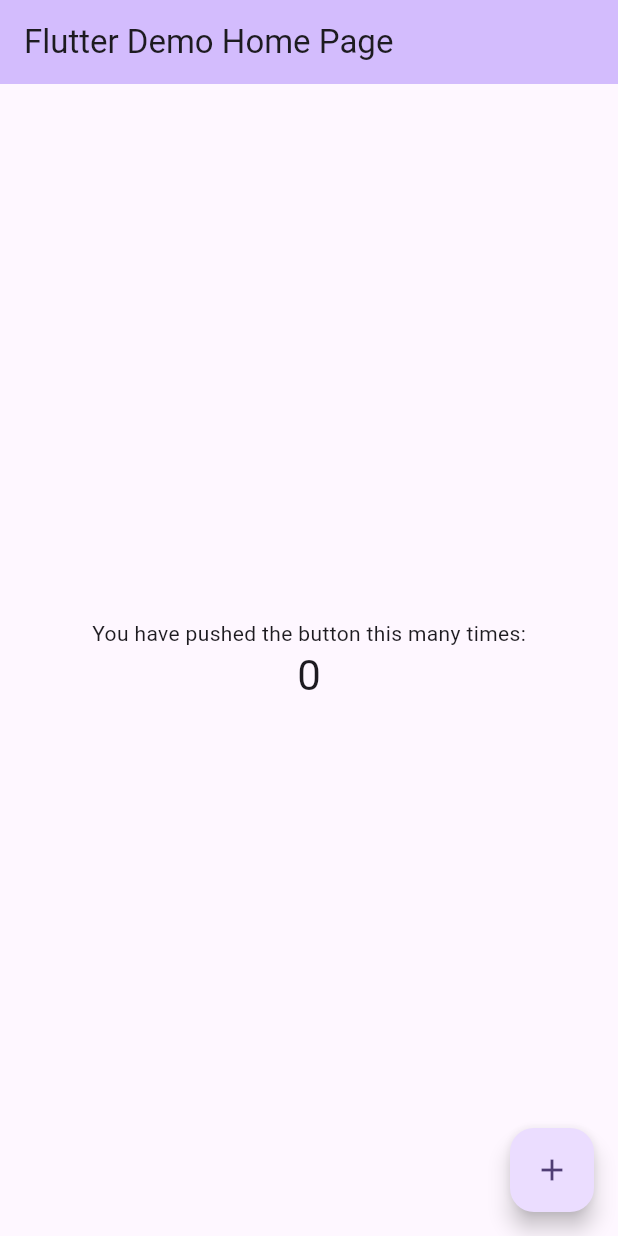
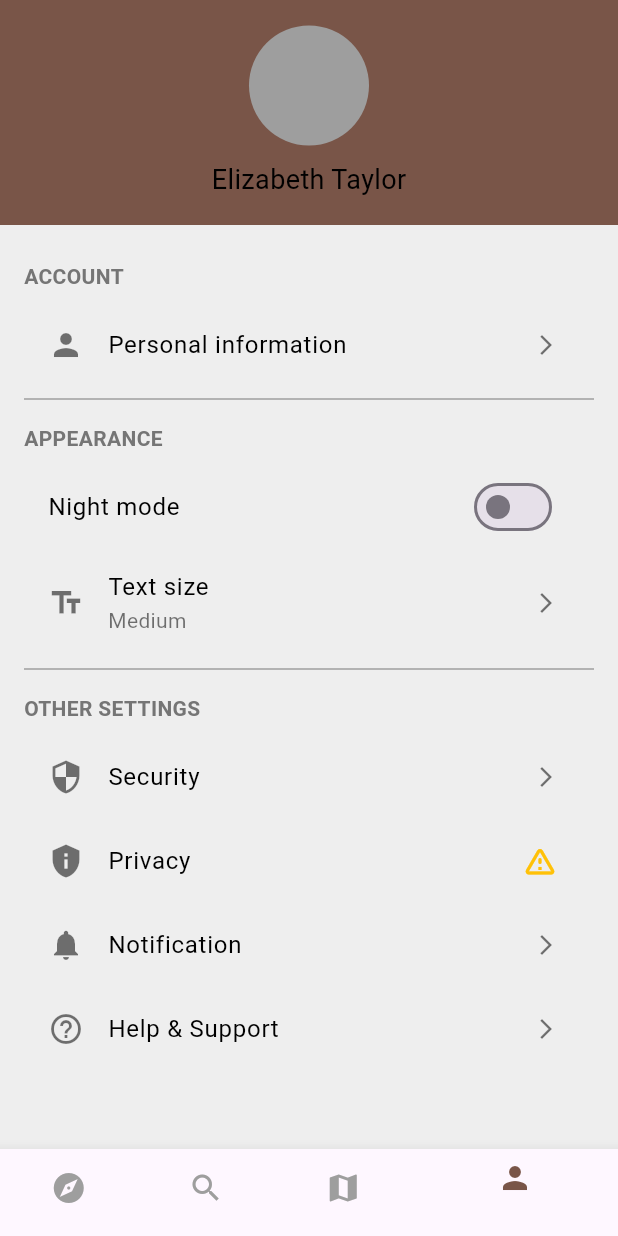
Before and after one commit to Azania-Eraste/Griot, a Flutter app: the screen it shows after launch, on a phone screen of 412 x 824 dp. Run offline on Flutter 3.47's test engine with Material 3 defaults, Android fonts, the phone set to English and light mode, and no system bars.

Commit message:
Créations de la page profil

```diff
--- a/lib/main.dart
+++ b/lib/main.dart
@@ -1,125 +1,17 @@
 import 'package:flutter/material.dart';
+import 'profil_Page.dart';
 
 void main() {
-  runApp(const MyApp());
+  runApp(MyApp());
 }
 
 class MyApp extends StatelessWidget {
-  const MyApp({super.key});
-
-  // This widget is the root of your application.
   @override
   Widget build(BuildContext context) {
     return MaterialApp(
-      title: 'Flutter Demo',
-      theme: ThemeData(
-        // This is the theme of your application.
-        //
-        // TRY THIS: Try running your application with "flutter run". You'll see
-        // the application has a purple toolbar. Then, without quitting the app,
-        // try changing the seedColor in the colorScheme below to Colors.green
-        // and then invoke "hot reload" (save your changes or press the "hot
-        // reload" button in a Flutter-supported IDE, or press "r" if you used
-        // the command line to start the app).
-        //
-        // Notice that the counter didn't reset back to zero; the application
-        // state is not lost during the reload. To reset the state, use hot
-        // restart instead.
-        //
-        // This works for code too, not just values: Most code changes can be
-        // tested with just a hot reload.
-        colorScheme: ColorScheme.fromSeed(seedColor: Colors.deepPurple),
-        useMaterial3: true,
-      ),
-      home: const MyHomePage(title: 'Flutter Demo Home Page'),
+      debugShowCheckedModeBanner: false,
+      theme: ThemeData.light(),
+      home: ProfilePage(),
     );
   }
 }
-
-class MyHomePage extends StatefulWidget {
-  const MyHomePage({super.key, required this.title});
-
-  // This widget is the home page of your application. It is stateful, meaning
-  // that it has a State object (defined below) that contains fields that affect
-  // how it looks.
-
-  // This class is the configuration for the state. It holds the values (in this
-  // case the title) provided by the parent (in this case the App widget) and
-  // used by the build method of the State. Fields in a Widget subclass are
-  // always marked "final".
-
-  final String title;
-
-  @override
-  State<MyHomePage> createState() => _MyHomePageState();
-}
-
-class _MyHomePageState extends State<MyHomePage> {
-  int _counter = 0;
-
-  void _incrementCounter() {
-    setState(() {
-      // This call to setState tells the Flutter framework that something has
-      // changed in this State, which causes it to rerun the build method below
-      // so that the display can reflect the updated values. If we changed
-      // _counter without calling setState(), then the build method would not be
-      // called again, and so nothing would appear to happen.
-      _counter++;
-    });
-  }
-
-  @override
-  Widget build(BuildContext context) {
-    // This method is rerun every time setState is called, for instance as done
-    // by the _incrementCounter method above.
-    //
-    // The Flutter framework has been optimized to make rerunning build methods
-    // fast, so that you can just rebuild anything that needs updating rather
-    // than having to individually change instances of widgets.
-    return Scaffold(
-      appBar: AppBar(
-        // TRY THIS: Try changing the color here to a specific color (to
-        // Colors.amber, perhaps?) and trigger a hot reload to see the AppBar
-        // change color while the other colors stay the same.
-        backgroundColor: Theme.of(context).colorScheme.inversePrimary,
-        // Here we take the value from the MyHomePage object that was created by
-        // the App.build method, and use it to set our appbar title.
-        title: Text(widget.title),
-      ),
-      body: Center(
-        // Center is a layout widget. It takes a single child and positions it
-        // in the middle of the parent.
-        child: Column(
-          // Column is also a layout widget. It takes a list of children and
-          // arranges them vertically. By default, it sizes itself to fit its
-          // children horizontally, and tries to be as tall as its parent.
-          //
-          // Column has various properties to control how it sizes itself and
-          // how it positions its children. Here we use mainAxisAlignment to
-          // center the children vertically; the main axis here is the vertical
-          // axis because Columns are vertical (the cross axis would be
-          // horizontal).
-          //
-          // TRY THIS: Invoke "debug painting" (choose the "Toggle Debug Paint"
-          // action in the IDE, or press "p" in the console), to see the
-          // wireframe for each widget.
-          mainAxisAlignment: MainAxisAlignment.center,
-          children: <Widget>[
-            const Text(
-              'You have pushed the button this many times:',
-            ),
-            Text(
-              '$_counter',
-              style: Theme.of(context).textTheme.headlineMedium,
-            ),
-          ],
-        ),
-      ),
-      floatingActionButton: FloatingActionButton(
-        onPressed: _incrementCounter,
-        tooltip: 'Increment',
-        child: const Icon(Icons.add),
-      ), // This trailing comma makes auto-formatting nicer for build methods.
-    );
-  }
-}
--- /dev/null
+++ b/lib/profil_Page.dart
@@ -0,0 +1,125 @@
+import 'package:flutter/material.dart';
+
+class ProfilePage extends StatefulWidget {
+  @override
+  _ProfilePageState createState() => _ProfilePageState();
+}
+
+class _ProfilePageState extends State<ProfilePage> {
+  bool _isNightMode = false;
+
+  @override
+  Widget build(BuildContext context) {
+    return Scaffold(
+      backgroundColor: _isNightMode ? Colors.black : Colors.grey[200],
+      bottomNavigationBar: BottomNavigationBar(
+        currentIndex: 3,
+        items: [
+          BottomNavigationBarItem(
+            icon: Icon(Icons.explore, color: Colors.grey),
+            label: 'Explore',
+          ),
+          BottomNavigationBarItem(
+            icon: Icon(Icons.search, color: Colors.grey),
+            label: 'Search',
+          ),
+          BottomNavigationBarItem(
+            icon: Icon(Icons.map, color: Colors.grey),
+            label: 'Map',
+          ),
+          BottomNavigationBarItem(
+            icon: Icon(Icons.person, color: Colors.brown),
+            label: 'Compte',
+          ),
+        ],
+      ),
+      body: Column(
+        children: [
+          Container(
+            color: Colors.brown,
+            height: 150,
+            child: Center(
+              child: Column(
+                mainAxisAlignment: MainAxisAlignment.center,
+                children: [
+                  CircleAvatar(
+                    radius: 40,
+                    backgroundColor: Colors.grey,
+                  ),
+                  SizedBox(height: 10),
+                  Text('Elizabeth Taylor',
+                      style: TextStyle(
+                          color: _isNightMode ? Colors.white : Colors.black,
+                          fontSize: 18)),
+                ],
+              ),
+            ),
+          ),
+          Expanded(
+            child: ListView(
+              padding: EdgeInsets.all(16),
+              children: [
+                _buildSectionTitle('ACCOUNT'),
+                _buildListTile(Icons.person, 'Personal information'),
+                Divider(color: _isNightMode ? Colors.white : Colors.grey),
+                _buildSectionTitle('APPEARANCE'),
+                _buildSwitchTile('Night mode', _isNightMode),
+                _buildListTile(Icons.text_fields, 'Text size',
+                    subtitle: 'Medium'),
+                Divider(color: _isNightMode ? Colors.white : Colors.grey),
+                _buildSectionTitle('OTHER SETTINGS'),
+                _buildListTile(Icons.security, 'Security'),
+                _buildListTile(Icons.privacy_tip, 'Privacy',
+                    trailingIcon: Icons.warning_amber_rounded),
+                _buildListTile(Icons.notifications, 'Notification'),
+                _buildListTile(Icons.help_outline, 'Help & Support'),
+              ],
+            ),
+          ),
+        ],
+      ),
+    );
+  }
+
+  Widget _buildSectionTitle(String title) {
+    return Padding(
+      padding: const EdgeInsets.symmetric(vertical: 8.0),
+      child: Text(title,
+          style: TextStyle(
+              fontWeight: FontWeight.bold,
+              color: _isNightMode ? Colors.white : Colors.grey[600])),
+    );
+  }
+
+  Widget _buildListTile(IconData icon, String title,
+      {String? subtitle, IconData? trailingIcon}) {
+    return ListTile(
+      leading: Icon(icon, color: _isNightMode ? Colors.white : Colors.black54),
+      title: Text(title,
+          style: TextStyle(color: _isNightMode ? Colors.white : Colors.black)),
+      subtitle: subtitle != null
+          ? Text(subtitle,
+              style: TextStyle(
+                  color: _isNightMode ? Colors.white : Colors.black54))
+          : null,
+      trailing: trailingIcon != null
+          ? Icon(trailingIcon, color: Colors.amber)
+          : Icon(Icons.arrow_forward_ios,
+              size: 16, color: _isNightMode ? Colors.white : Colors.black54),
+      onTap: () {},
+    );
+  }
+
+  Widget _buildSwitchTile(String title, bool value) {
+    return SwitchListTile(
+      title: Text(title,
+          style: TextStyle(color: _isNightMode ? Colors.white : Colors.black)),
+      value: value,
+      onChanged: (bool newValue) {
+        setState(() {
+          _isNightMode = newValue;
+        });
+      },
+    );
+  }
+}
```
